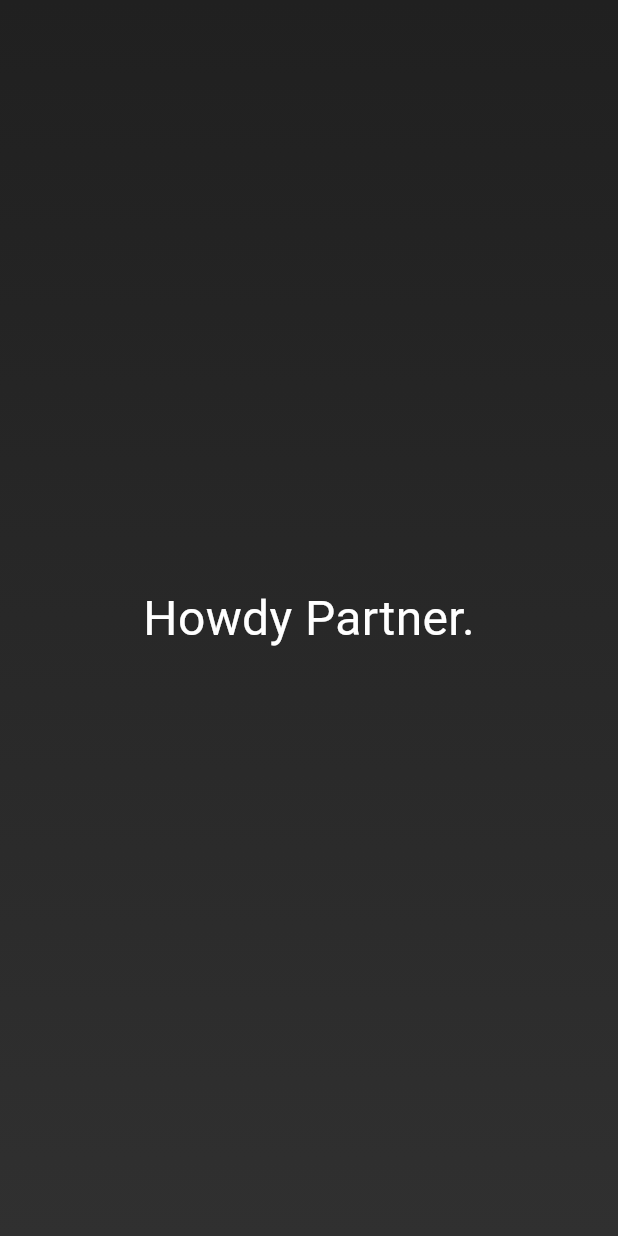
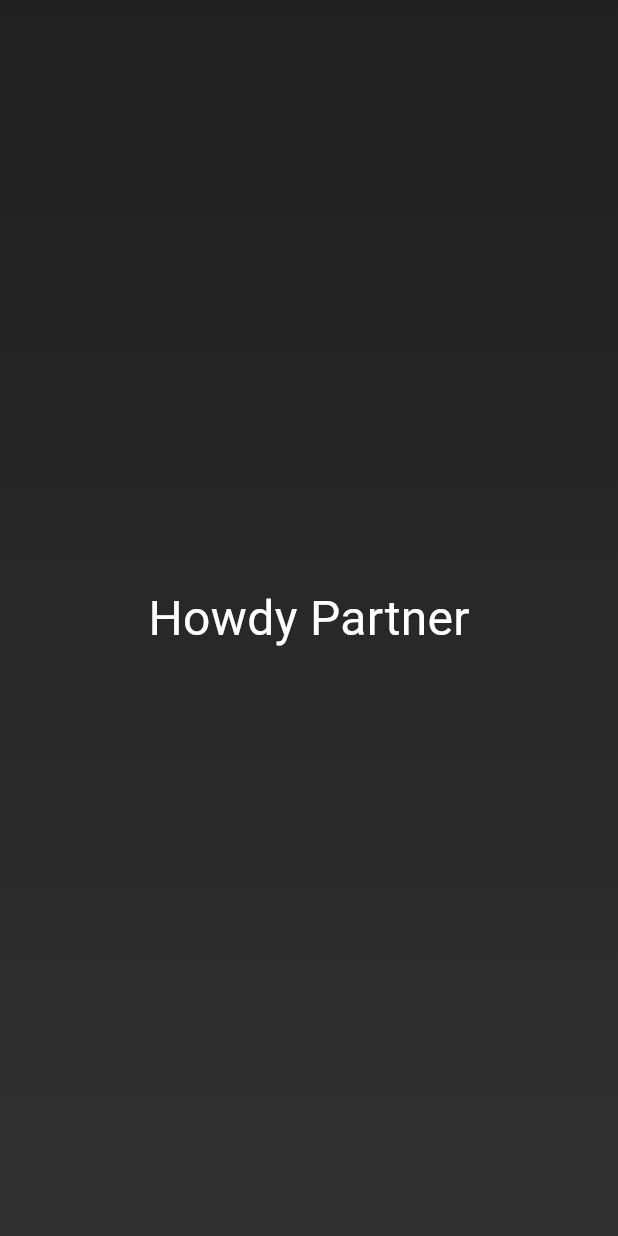
Before and after one commit to Pwikster/DiceRoller, a Flutter app: the screen it shows after launch, on a phone screen of 412 x 824 dp. Run offline on Flutter 3.47's test engine with Material 3 defaults, Android fonts, the phone set to English and light mode, and no system bars.

```diff
--- a/lib/gradient_container.dart
+++ b/lib/gradient_container.dart
@@ -1,7 +1,7 @@
 import 'package:flutter/material.dart';
+import 'package:practice/styled_text.dart';
 
 class GradientContainer extends StatelessWidget {
-
   const GradientContainer({super.key});
 
   @override //used to ensure that we are not using any methods incorrectly.
@@ -18,13 +18,7 @@ class GradientContainer extends StatelessWidget {
         ),
       ),
       child: const Center(
-        child: Text(
-          'Howdy Partner.',
-          style: TextStyle(
-            color: Colors.white,
-            fontSize: 32,
-          ),
-        ),
+        child: StyledText('Howdy Partner'),
       ),
     );
   }
--- /dev/null
+++ b/lib/styled_text.dart
@@ -0,0 +1,18 @@
+import 'package:flutter/material.dart';
+
+class StyledText extends StatelessWidget {
+  const StyledText(this.text, {super.key});
+
+  final String text;
+
+  @override
+  Widget build(context) {
+    return Text(
+      text,
+      style: const TextStyle(
+        color: Colors.white,
+        fontSize: 32,
+      ),
+    );
+  }
+}
```
